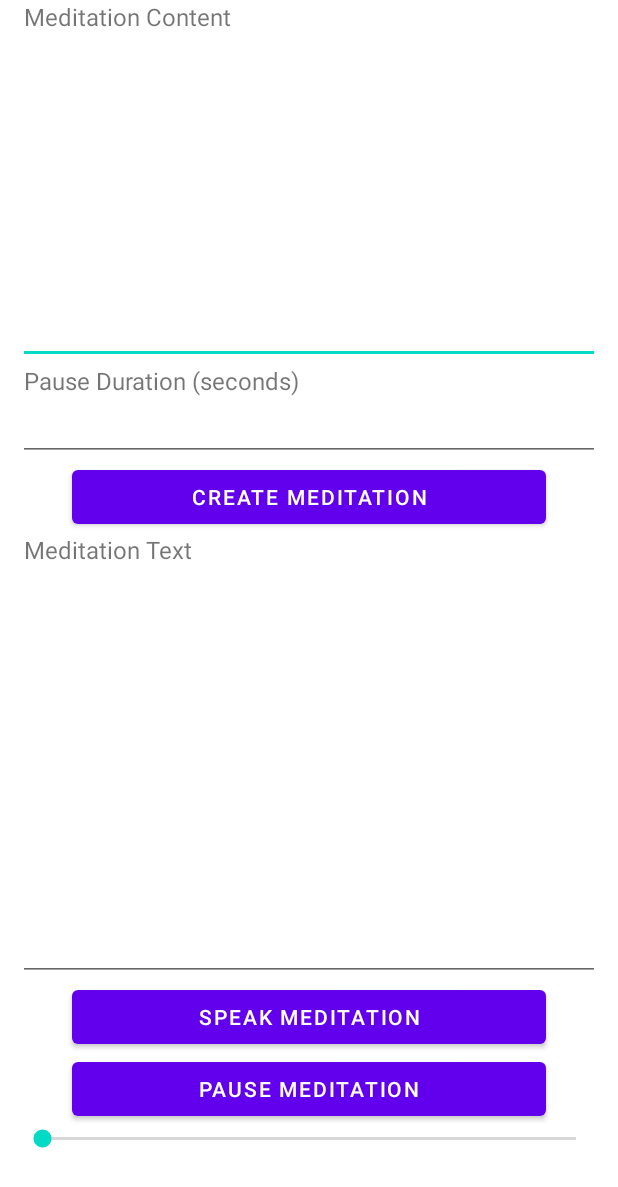
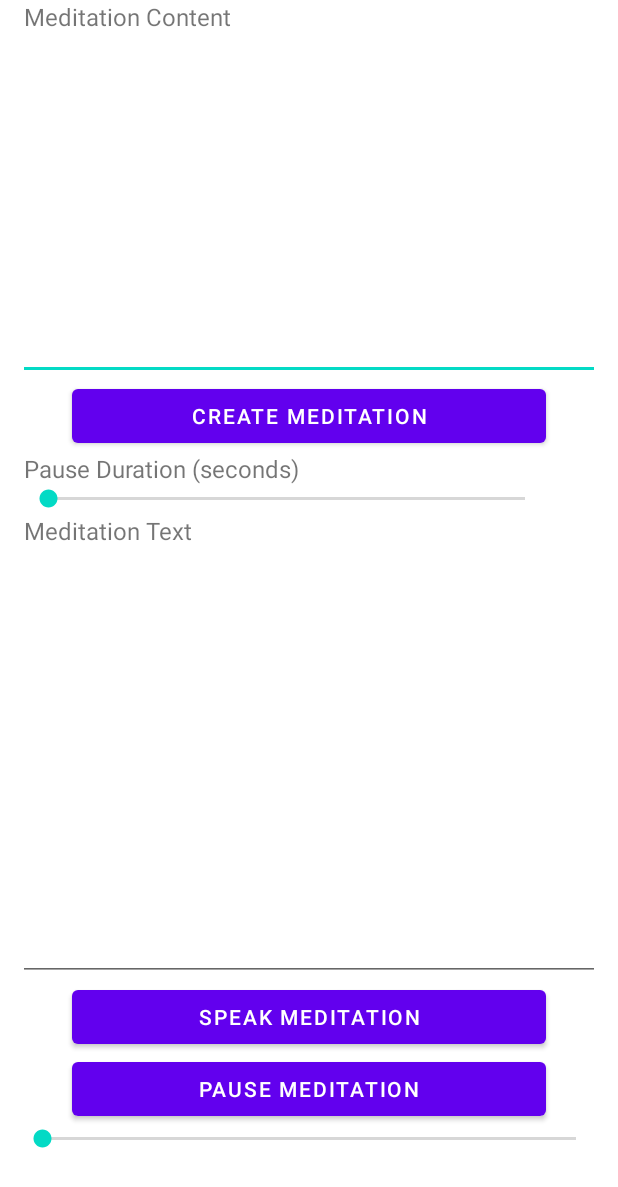
Before and after one commit to jeisfeld/MyMeditation, an Android app: the layout fragment_meditation.xml on its own in the app's theme, with its tools: preview values and no code run, on a phone screen of 412 x 824 dp. Shown: the top 1187 px of the screen. Run offline under Robolectric (Android 15) with nearby library versions, the phone set to English and light mode, and no system bars.

Commit message:
Minor improvements

```diff
--- a/app/src/main/java/de/jeisfeld/mymeditation/ui/configuration/ConfigurationFragment.java
+++ b/app/src/main/java/de/jeisfeld/mymeditation/ui/configuration/ConfigurationFragment.java
@@ -17,7 +17,7 @@ public class ConfigurationFragment extends Fragment {
 	public View onCreateView(@NonNull LayoutInflater inflater,
 							 ViewGroup container, Bundle savedInstanceState) {
 		ConfigurationViewModel configurationViewModel =
-				new ViewModelProvider(getActivity()).get(ConfigurationViewModel.class);
+				new ViewModelProvider(requireActivity()).get(ConfigurationViewModel.class);
 
 		binding = FragmentConfigurationBinding.inflate(inflater, container, false);
 		View root = binding.getRoot();
--- a/app/src/main/java/de/jeisfeld/mymeditation/ui/savedmeditations/SavedMeditationsFragment.java
+++ b/app/src/main/java/de/jeisfeld/mymeditation/ui/savedmeditations/SavedMeditationsFragment.java
@@ -30,7 +30,7 @@ public class SavedMeditationsFragment extends Fragment {
 		final RecyclerView recyclerView = binding.recyclerViewSavedMeditations;
 		populateRecyclerView(recyclerView);
 
-		binding.buttonSaveCurrentMeditation.setOnClickListener(v -> DialogUtil.displayInputDialog(getActivity(), new RequestInputDialogListener() {
+		binding.buttonSaveCurrentMeditation.setOnClickListener(v -> DialogUtil.displayInputDialog(requireActivity(), new RequestInputDialogListener() {
 			@Override
 			public void onDialogPositiveClick(DialogFragment dialog, String text) {
 				int newMeditationId = PreferenceUtil.getSharedPreferenceInt(R.string.key_max_saved_meditation_id, 0) + 1;
--- a/app/src/main/res/layout/fragment_meditation.xml
+++ b/app/src/main/res/layout/fragment_meditation.xml
@@ -26,26 +26,6 @@
         android:inputType="textMultiLine"
         android:textSize="@dimen/text_size_content" />
 
-    <TextView
-        android:layout_width="wrap_content"
-        android:layout_height="wrap_content"
-        android:layout_marginStart="@dimen/activity_horizontal_margin"
-        android:layout_marginEnd="@dimen/activity_horizontal_margin"
-        android:labelFor="@id/editTextPauseDuration"
-        android:text="@string/label_pause_duration"
-        android:textSize="@dimen/text_size_content" />
-
-    <EditText
-        android:id="@+id/editTextPauseDuration"
-        android:layout_width="match_parent"
-        android:layout_height="wrap_content"
-        android:layout_marginStart="@dimen/editText_horizontal_margin"
-        android:layout_marginEnd="@dimen/editText_horizontal_margin"
-        android:gravity="top"
-        android:importantForAutofill="no"
-        android:inputType="number"
-        android:textSize="@dimen/text_size_content" />
-
     <Button
         android:id="@+id/buttonCreateMeditation"
         android:layout_width="match_parent"
@@ -53,6 +33,39 @@
         android:layout_marginStart="@dimen/single_button_horizontal_margin"
         android:layout_marginEnd="@dimen/single_button_horizontal_margin"
         android:text="@string/button_create_meditation" />
+
+    <TextView
+        android:layout_width="wrap_content"
+        android:layout_height="wrap_content"
+        android:layout_marginStart="@dimen/activity_horizontal_margin"
+        android:layout_marginEnd="@dimen/activity_horizontal_margin"
+        android:labelFor="@id/seekBarPauseDuration"
+        android:text="@string/label_pause_duration"
+        android:textSize="@dimen/text_size_content" />
+
+    <LinearLayout
+        android:layout_width="match_parent"
+        android:layout_marginStart="@dimen/activity_horizontal_margin"
+        android:layout_marginEnd="@dimen/activity_horizontal_margin"
+        android:layout_height="wrap_content"
+        android:orientation="horizontal">
+
+        <SeekBar
+            android:id="@+id/seekBarPauseDuration"
+            android:layout_width="0px"
+            android:layout_weight="1"
+            android:layout_height="wrap_content"
+            android:indeterminate="false"
+            android:max="30"
+            android:min="1"
+            android:progress="1" />
+
+        <TextView
+            android:id="@+id/textPauseDuration"
+            android:layout_width="30dp"
+            android:textAlignment="viewEnd"
+            android:layout_height="wrap_content" />
+    </LinearLayout>
 
     <TextView
         android:layout_width="wrap_content"
@@ -98,8 +111,8 @@
         android:layout_marginStart="@dimen/editText_horizontal_margin"
         android:layout_marginEnd="@dimen/editText_horizontal_margin"
         android:indeterminate="false"
+        android:max="100"
         android:min="0"
-        android:max="100"
         android:progress="0" />
 
 </LinearLayout>
--- a/app/src/main/res/layout/fragment_saved_meditations.xml
+++ b/app/src/main/res/layout/fragment_saved_meditations.xml
@@ -10,9 +10,9 @@
     <androidx.recyclerview.widget.RecyclerView
         android:id="@+id/recyclerViewSavedMeditations"
         android:layout_width="match_parent"
-        android:layout_height="wrap_content"
+        android:layout_height="0dp"
+        app:layout_constraintVertical_weight="1"
         android:orientation="vertical"
-        app:layout_constraintVertical_bias="0"
         app:layoutManager="androidx.recyclerview.widget.LinearLayoutManager"
         app:layout_constraintEnd_toEndOf="parent"
         app:layout_constraintStart_toStartOf="parent"
--- a/app/src/main/res/values/strings.xml
+++ b/app/src/main/res/values/strings.xml
@@ -25,5 +25,6 @@
     <string name="title_dialog_save_meditation">Save Meditation</string>
     <string name="text_dialog_save_meditation">Please enter the meditation name</string>
     <string name="toast_meditation_restored">Meditation “%1$s” has been restored</string>
+    <string name="text_pause_duration">%1$ds</string>
 
 </resources>
```
Also changed, not shown: app/src/main/java/de/jeisfeld/mymeditation/ui/meditation/MeditationFragment.java (+58 -16 lines), app/src/main/java/de/jeisfeld/mymeditation/ui/meditation/MeditationViewModel.java (+3 -10 lines), gradle/libs.versions.toml (+6 -6 lines), gradle/wrapper/gradle-wrapper.properties.
